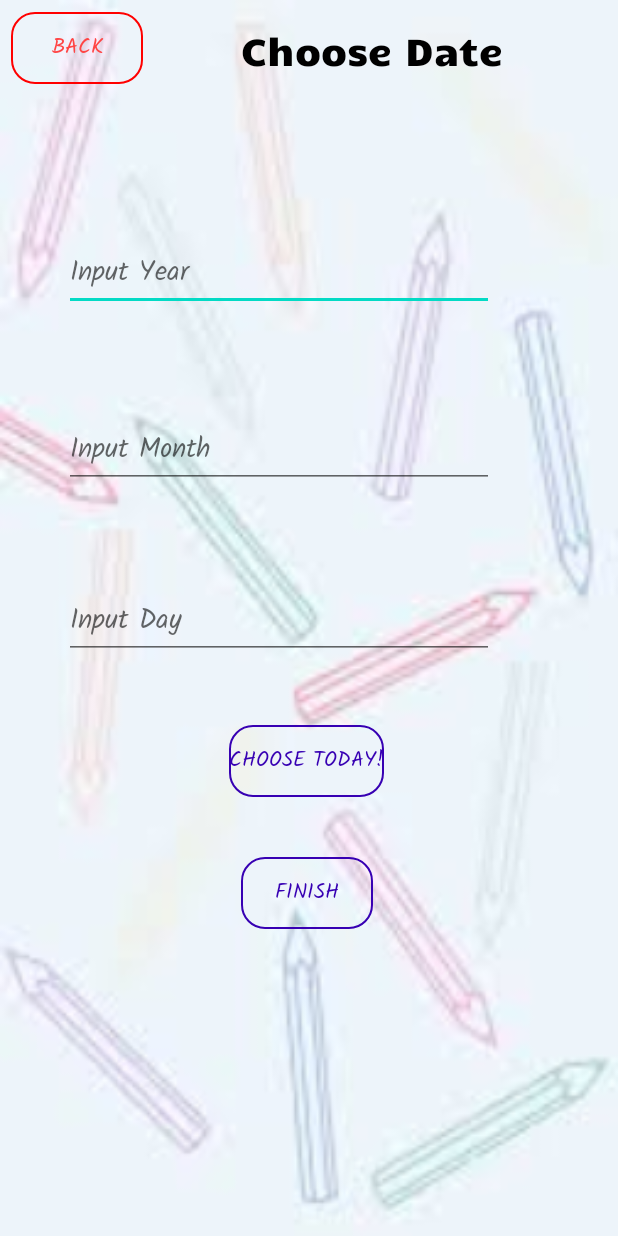
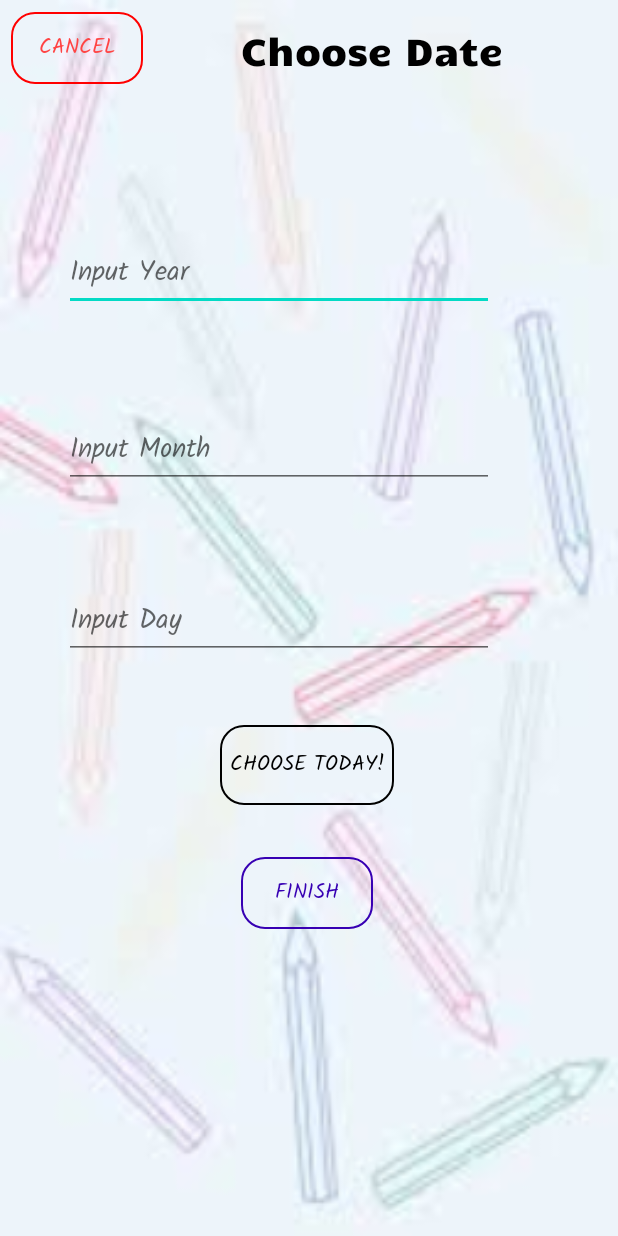
Before and after one commit to huayu1998/Group_Remember, an Android app: the ChooseDate screen opened directly, with no data from a screen before it, on a phone screen of 412 x 824 dp. Run offline under Robolectric (Android 15) with nearby library versions, the light colour scheme and no system bars; 2 statements that could not run were skipped.

Commit message:
huayu commit

```diff
--- /dev/null
+++ b/app/src/main/res/drawable/other_button.xml
@@ -0,0 +1,7 @@
+<?xml version="1.0" encoding="utf-8"?>
+<shape xmlns:android="http://schemas.android.com/apk/res/android" android:shape="rectangle">
+
+    <stroke android:color="#FF000000" android:width="1dp"/>
+    <corners android:radius="15dp"/>
+
+</shape>
--- a/app/src/main/res/layout/activity_background_option.xml
+++ b/app/src/main/res/layout/activity_background_option.xml
@@ -196,7 +196,7 @@
         android:layout_marginTop="609dp"
         android:layout_marginEnd="292dp"
         android:background="@drawable/red_button"
-        android:text="back"
+        android:text="cancel"
         android:fontFamily="@font/kalam"
         android:textColor="#FF0000"
         app:layout_constraintEnd_toEndOf="parent"
--- a/app/src/main/res/layout/activity_choose_date.xml
+++ b/app/src/main/res/layout/activity_choose_date.xml
@@ -79,13 +79,13 @@
 
     <android.widget.Button
         android:id="@+id/choosetoday"
-        android:layout_width="wrap_content"
-        android:layout_height="wrap_content"
+        android:layout_width="116dp"
+        android:layout_height="53dp"
         android:layout_marginTop="44dp"
-        android:background="@drawable/custom_button"
+        android:background="@drawable/other_button"
         android:fontFamily="@font/kalam"
         android:text="choose today!"
-        android:textColor="#FF3700B3"
+        android:textColor="#FF000000"
         app:layout_constraintEnd_toEndOf="parent"
         app:layout_constraintHorizontal_bias="0.495"
         app:layout_constraintStart_toStartOf="parent"
@@ -97,7 +97,7 @@
         android:layout_height="wrap_content"
         android:layout_marginTop="8dp"
         android:background="@drawable/red_button"
-        android:text="Back"
+        android:text="cancel"
         android:fontFamily="@font/kalam"
         android:textColor="@android:color/holo_red_light"
         app:layout_constraintEnd_toEndOf="parent"
--- a/app/src/main/res/layout/activity_edit_event_option.xml
+++ b/app/src/main/res/layout/activity_edit_event_option.xml
@@ -29,7 +29,7 @@
         android:layout_marginStart="28dp"
         android:layout_marginTop="24dp"
         android:background="@drawable/red_button"
-        android:text="Back"
+        android:text="cancel"
         android:fontFamily="@font/kalam"
         android:textColor="@android:color/holo_red_light"
         app:layout_constraintEnd_toStartOf="@+id/done"
--- a/app/src/main/res/layout/activity_edit_text.xml
+++ b/app/src/main/res/layout/activity_edit_text.xml
@@ -56,7 +56,7 @@
         android:layout_width="wrap_content"
         android:layout_height="wrap_content"
         android:layout_marginTop="16dp"
-        android:text="Back"
+        android:text="cancel"
         android:fontFamily="@font/kalam"
         android:textColor="#FF0000"
         android:background="@drawable/red_button"
--- a/app/src/main/res/layout/activity_play_music.xml
+++ b/app/src/main/res/layout/activity_play_music.xml
@@ -78,7 +78,7 @@
         android:layout_width="93dp"
         android:layout_height="46dp"
         android:layout_marginTop="4dp"
-        android:text="Back"
+        android:text="cancel"
         android:fontFamily="@font/kalam"
         android:textColor="#FF0000"
         android:background="@drawable/red_button"
```
